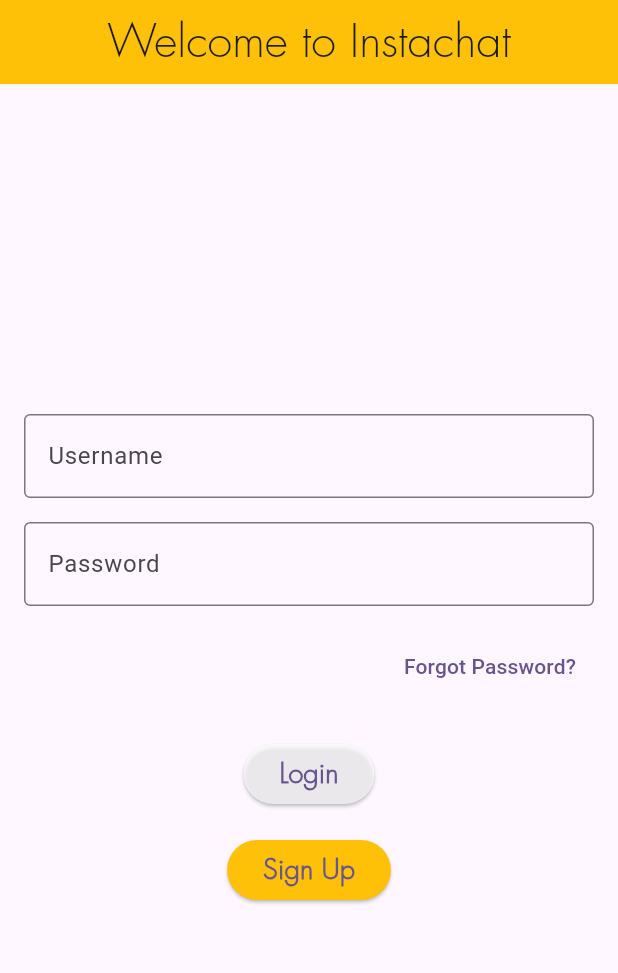
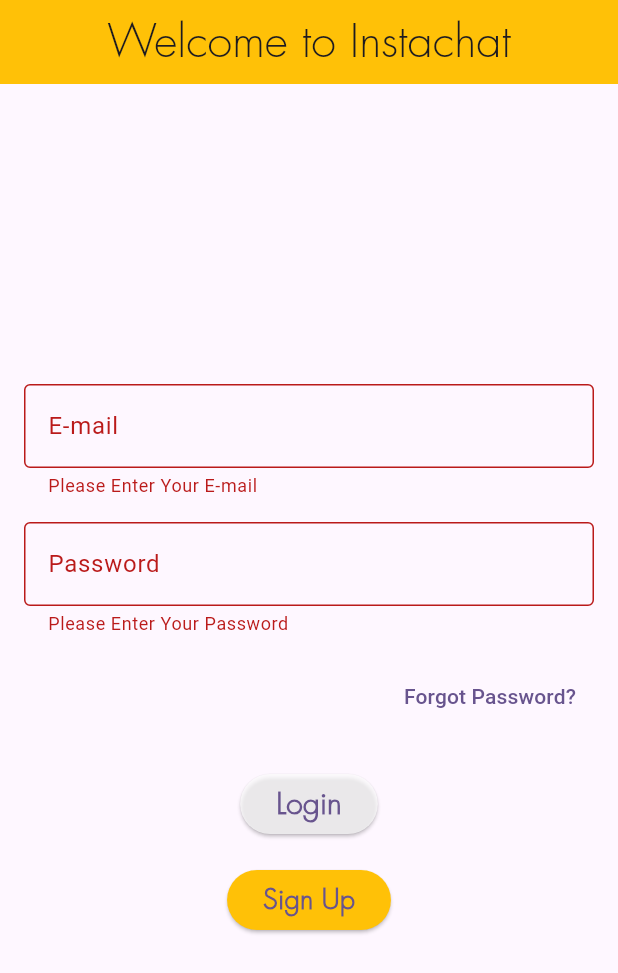
Before and after one commit to Ali-AbdulHadii/Instachat-ChatApp, a Flutter app: the screen it shows after launch, after a tap on "Login", on a phone screen of 412 x 824 dp. Shown: the top 973 px of the screen. Run offline on Flutter 3.47's test engine with Material 3 defaults, Android fonts, the phone set to English and light mode, and no system bars; our stand-ins replace cloud_firestore, firebase_auth, firebase_core, random_string, shared_preferences; accounts and stored records are empty; network calls fail.

Commit message:
Login Page Firebase integration
the integration for Firebase integration is completed.

```diff
--- a/lib/Pages/Login.dart
+++ b/lib/Pages/Login.dart
@@ -1,6 +1,12 @@
+import 'package:chatappdemo1/services/database.dart';
+import 'package:chatappdemo1/services/sharePreference.dart';
+import 'package:cloud_firestore/cloud_firestore.dart';
+import 'package:firebase_auth/firebase_auth.dart';
+import 'package:firebase_core/firebase_core.dart';
 import 'package:flutter/material.dart';
 import 'package:chatappdemo1/Pages/signUp.dart';
 import 'package:chatappdemo1/Pages/forgotpass.dart';
+import 'package:chatappdemo1/Pages/homepage.dart';
 
 class LoginPage extends StatefulWidget {
   const LoginPage({super.key});
@@ -11,8 +17,61 @@ class LoginPage extends StatefulWidget {
 
 class _LoginPageState extends State<LoginPage> {
   //controllers
-  //TO DO, firebase cred integration and auth
-  TextEditingController _usernameController = TextEditingController();
+  //storing data here
+  String userName = "", id = "", photo = "", email = "", password = "";
+
+  //key for saving form data
+  final _formkey = GlobalKey<FormState>();
+
+  //login function here
+  userLogin() async {
+    try {
+      await FirebaseAuth.instance
+          .signInWithEmailAndPassword(email: email, password: password);
+
+      //the function from Database.dart
+      QuerySnapshot querySnapshot =
+          await DatabaseMethods().getUserbyEmail(email);
+
+      userName = "${querySnapshot.docs[0]["Username"]}";
+      photo = "${querySnapshot.docs[0]["Photo"]}";
+      email = "${querySnapshot.docs[0]["Email"]}";
+      id = querySnapshot.docs[0].id;
+
+      //storing data
+      await SharedPreference().setUserID(id);
+      await SharedPreference().setUserEmail(email);
+      await SharedPreference().setUserPhoto(photo);
+      await SharedPreference().setUserName(userName);
+
+      Navigator.pushReplacement(
+        context,
+        MaterialPageRoute(builder: (context) => Home()),
+      );
+    } on FirebaseException catch (t) {
+      if (t.code == 'user-not-found') {
+        ScaffoldMessenger.of(context).showSnackBar(
+          SnackBar(
+            content: Text(
+              "No User Found with this E-mmail",
+              style: TextStyle(fontFamily: "Montserrat-R", fontSize: 20),
+            ),
+          ),
+        );
+      } else if (t.code == 'wrong password') {
+        ScaffoldMessenger.of(context).showSnackBar(
+          SnackBar(
+            content: Text(
+              "Password is Incorrect, Please try again.",
+              style: TextStyle(fontFamily: "Montserrat-R", fontSize: 20),
+            ),
+          ),
+        );
+      }
+    }
+  }
+
+  TextEditingController _emailController = TextEditingController();
   TextEditingController _passwordController = TextEditingController();
   @override
   Widget build(BuildContext context) {
@@ -29,18 +88,34 @@ class _LoginPageState extends State<LoginPage> {
       //input field
       body: Padding(
         padding: const EdgeInsets.all(16.0),
+        child: Form(
+          key: _formkey,
           child: Column(
             mainAxisAlignment: MainAxisAlignment.center,
             children: [
-            TextField(
-              controller: _usernameController,
+              TextFormField(
+                controller: _emailController,
+                //validator is here
+                validator: (value) {
+                  if (value == null || value.isEmpty) {
+                    return "Please Enter Your E-mail";
+                  }
+                  return null;
+                },
                 decoration: const InputDecoration(
-                  labelText: 'Username',
-                  border: OutlineInputBorder(borderSide: BorderSide(width: 1))),
+                    labelText: 'E-mail',
+                    border:
+                        OutlineInputBorder(borderSide: BorderSide(width: 1))),
               ),
               const SizedBox(height: 16.0),
-            TextField(
+              TextFormField(
                 controller: _passwordController,
+                validator: (value) {
+                  if (value == null || value.isEmpty) {
+                    return "Please Enter Your Password";
+                  }
+                  return null;
+                },
                 obscureText: true,
                 decoration: const InputDecoration(
                   labelText: 'Password',
@@ -68,15 +143,22 @@ class _LoginPageState extends State<LoginPage> {
               SizedBox(height: 24.0),
               ElevatedButton(
                 onPressed: () {
-                String username = _usernameController.text;
-                String password = _passwordController.text;
                   //auth here
+                  if (_formkey.currentState!.validate()) {
+                    setState(
+                      () {
+                        email = _emailController.text;
+                        password = _passwordController.text;
+                      },
+                    );
+                  }
+                  userLogin();
                 },
                 style: ElevatedButton.styleFrom(primary: Colors.white70),
                 child: const Text(
                   'Login',
                   style: TextStyle(
-                    fontSize: 18,
+                      fontSize: 20,
                       fontFamily: 'FuturaLight',
                       fontWeight: FontWeight.bold),
                 ),
@@ -85,8 +167,8 @@ class _LoginPageState extends State<LoginPage> {
               ElevatedButton(
                 onPressed: () {
                   // Navigate to the Sign Up page when the button is pressed
-                Navigator.push(
-                    context, MaterialPageRoute(builder: (context) => signUp()));
+                  Navigator.push(context,
+                      MaterialPageRoute(builder: (context) => signUp()));
                 },
                 style: ElevatedButton.styleFrom(primary: Colors.amber),
                 child: const Text(
@@ -100,6 +182,7 @@ class _LoginPageState extends State<LoginPage> {
             ],
           ),
         ),
+      ),
     );
   }
 }
--- a/lib/services/database.dart
+++ b/lib/services/database.dart
@@ -12,4 +12,12 @@ class DatabaseMethods {
         .doc(id)
         .set(userInformationMap);
   }
+
+  //fetch user data from Firestore database
+  Future<QuerySnapshot> getUserbyEmail(String email) async {
+    return await FirebaseFirestore.instance
+        .collection("users")
+        .where("Email", isEqualTo: email)
+        .get();
+  }
 }
```
Lines whose indentation alone changed are shown as unchanged.
